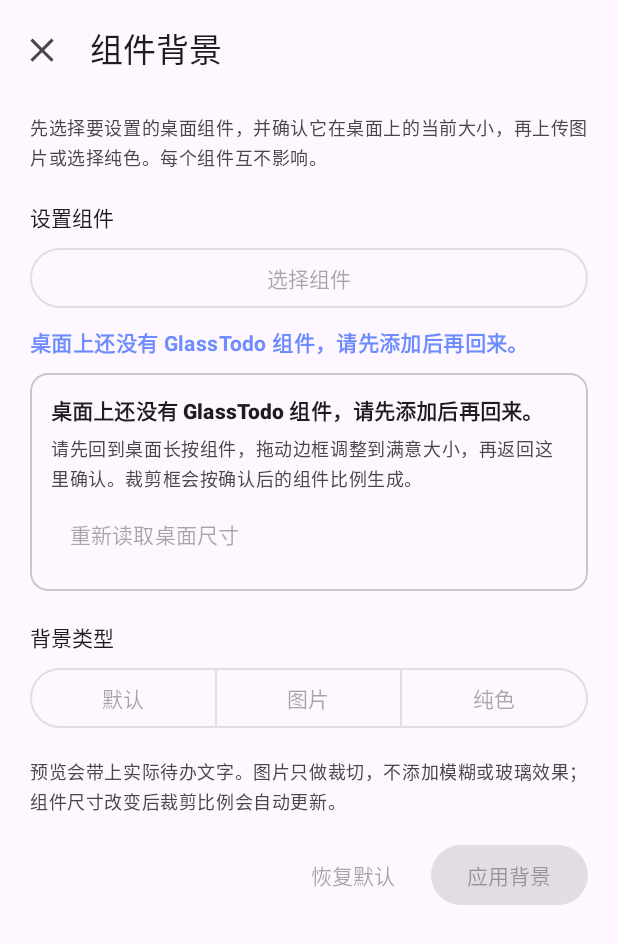
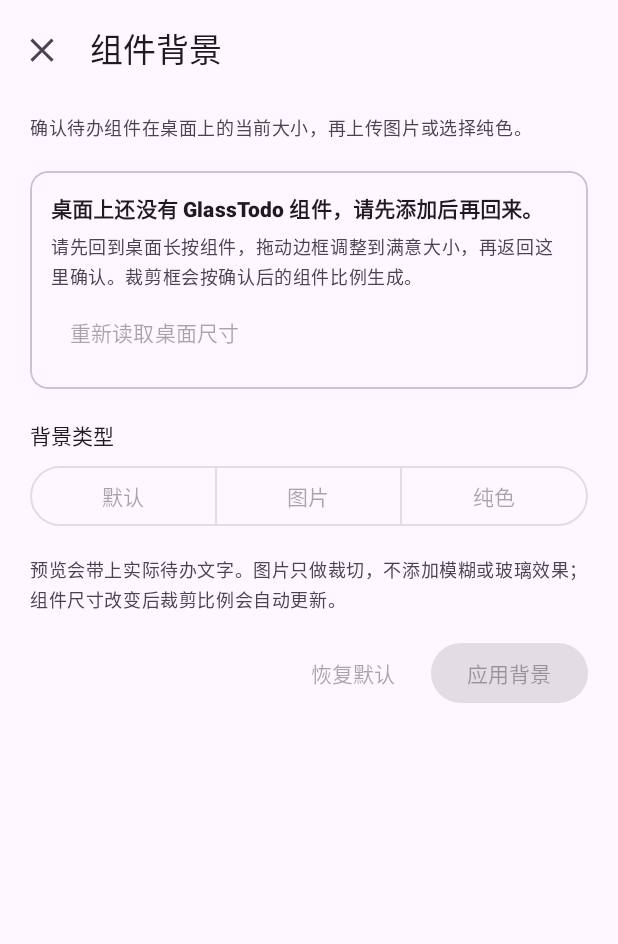
Before and after one commit to LinariaVulgaris/GlassTodo, an Android app: the WidgetBackgroundActivity screen opened directly, with no data from a screen before it, on a phone screen of 412 x 824 dp. Shown: the top 944 px of the screen. Run offline under Robolectric (Android 15) with nearby library versions, the phone set to English and light mode, and no system bars.

Commit message:
release: prepare GlassTodo 1.0.0

```diff
--- a/app/src/main/res/layout/activity_widget_background.xml
+++ b/app/src/main/res/layout/activity_widget_background.xml
@@ -35,34 +35,10 @@
                 android:text="@string/background_setup_intro"
                 android:textAppearance="@style/TextAppearance.Material3.BodySmall" />
 
-            <TextView
+            <com.google.android.material.card.MaterialCardView
                 android:layout_width="match_parent"
                 android:layout_height="wrap_content"
                 android:layout_marginTop="20dp"
-                android:text="@string/background_target_label"
-                android:textAppearance="@style/TextAppearance.Material3.LabelLarge" />
-
-            <com.google.android.material.button.MaterialButton
-                android:id="@+id/btn_select_widget"
-                style="@style/Widget.Material3.Button.OutlinedButton"
-                android:layout_width="match_parent"
-                android:layout_height="wrap_content"
-                android:layout_marginTop="6dp"
-                android:text="@string/background_select_widget" />
-
-            <TextView
-                android:id="@+id/text_target"
-                android:layout_width="match_parent"
-                android:layout_height="wrap_content"
-                android:layout_marginTop="8dp"
-                android:textAppearance="@style/TextAppearance.Material3.BodyMedium"
-                android:textColor="?attr/colorPrimary"
-                android:textStyle="bold" />
-
-            <com.google.android.material.card.MaterialCardView
-                android:layout_width="match_parent"
-                android:layout_height="wrap_content"
-                android:layout_marginTop="10dp"
                 app:cardElevation="0dp">
 
                 <LinearLayout
--- a/app/src/main/res/layout/widget_todo.xml
+++ b/app/src/main/res/layout/widget_todo.xml
@@ -93,6 +93,7 @@
                 android:divider="@null"
                 android:dividerHeight="0dp"
                 android:listSelector="@android:color/transparent"
+                android:overScrollMode="never"
                 android:scrollbars="none" />
 
             <TextView
--- a/app/src/main/res/layout/widget_todo_grid.xml
+++ b/app/src/main/res/layout/widget_todo_grid.xml
@@ -86,6 +86,7 @@
                 android:columnWidth="140dp"
                 android:horizontalSpacing="8dp"
                 android:numColumns="2"
+                android:overScrollMode="never"
                 android:scrollbars="none"
                 android:stretchMode="columnWidth"
                 android:verticalSpacing="0dp" />
--- a/app/src/main/res/layout/widget_todo_item.xml
+++ b/app/src/main/res/layout/widget_todo_item.xml
@@ -16,9 +16,10 @@
     android:background="@android:color/transparent"
     android:gravity="center_vertical"
     android:orientation="horizontal"
-    android:paddingTop="7dp"
+    android:paddingStart="0dp"
+    android:paddingTop="5dp"
     android:paddingEnd="6dp"
-    android:paddingBottom="7dp">
+    android:paddingBottom="5dp">
 
     <ImageView
         android:id="@+id/item_check"
--- a/app/src/main/res/values/strings.xml
+++ b/app/src/main/res/values/strings.xml
@@ -13,7 +13,6 @@
 
     <!-- App 界面 -->
     <string name="title_settings">组件设置</string>
-    <string name="tab_todo">待办</string>
     <string name="action_add">添加</string>
     <string name="action_delete">删除</string>
     <string name="action_save">保存</string>
--- a/app/src/main/res/values/strings_ui.xml
+++ b/app/src/main/res/values/strings_ui.xml
@@ -24,15 +24,11 @@
 
     <!-- 组件背景 -->
     <string name="background_feature_title">背景</string>
-    <string name="background_feature_summary">为每个桌面组件上传图片或设置纯色块背景。</string>
+    <string name="background_feature_summary">为桌面待办组件上传图片或设置纯色块背景。</string>
     <string name="background_feature_action">设置组件背景</string>
     <string name="background_setup_title">组件背景</string>
-    <string name="background_setup_intro">先选择要设置的桌面组件，并确认它在桌面上的当前大小，再上传图片或选择纯色。每个组件互不影响。</string>
-    <string name="background_target_label">设置组件</string>
-    <string name="background_select_widget">选择组件</string>
-    <string name="background_target_choose_title">选择要设置的组件</string>
+    <string name="background_setup_intro">确认待办组件在桌面上的当前大小，再上传图片或选择纯色。</string>
     <string name="background_no_widgets">桌面上还没有 GlassTodo 组件，请先添加后再回来。</string>
-    <string name="background_need_widget">请先选择一个组件</string>
     <string name="background_current_size">当前桌面尺寸：%1$d × %2$d dp · 宽高比 %3$.2f</string>
     <string name="background_size_hint">请先回到桌面长按组件，拖动边框调整到满意大小，再返回这里确认。裁剪框会按确认后的组件比例生成。</string>
     <string name="background_refresh_size">重新读取桌面尺寸</string>
```
Also changed, not shown: app/build.gradle.kts (+24 -3 lines), app/src/main/java/com/glass/todo/ui/MainActivity.kt (+1 -13 lines), app/src/main/java/com/glass/todo/ui/background/WidgetBackgroundActivity.kt (+2 -33 lines), app/src/main/res/drawable/ic_chevron.xml (deleted, +0 -10 lines), app/src/main/res/drawable/ic_tab_todo.xml (deleted, +0 -11 lines), app/src/main/res/layout/activity_main.xml (+0 -7 lines), app/src/main/res/layout/item_event.xml (deleted, +0 -84 lines), app/src/main/res/menu/menu_bottom_nav.xml (deleted, +0 -7 lines), 2 other files.
